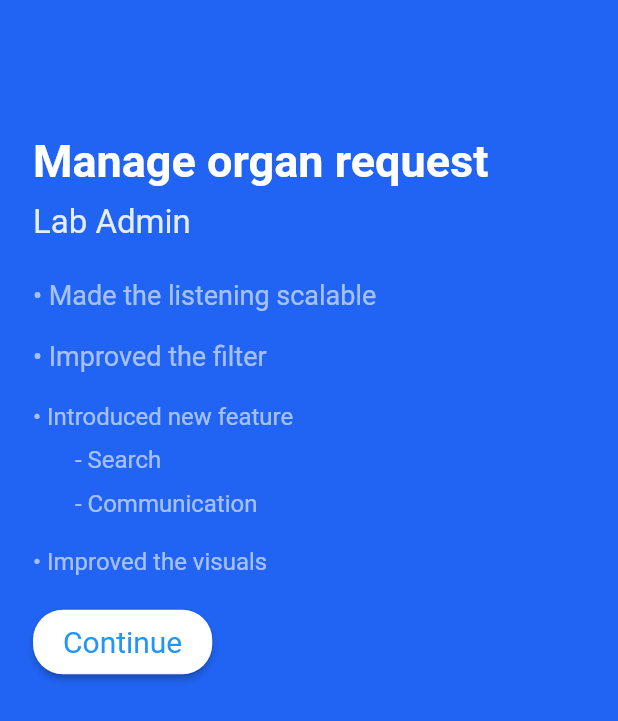
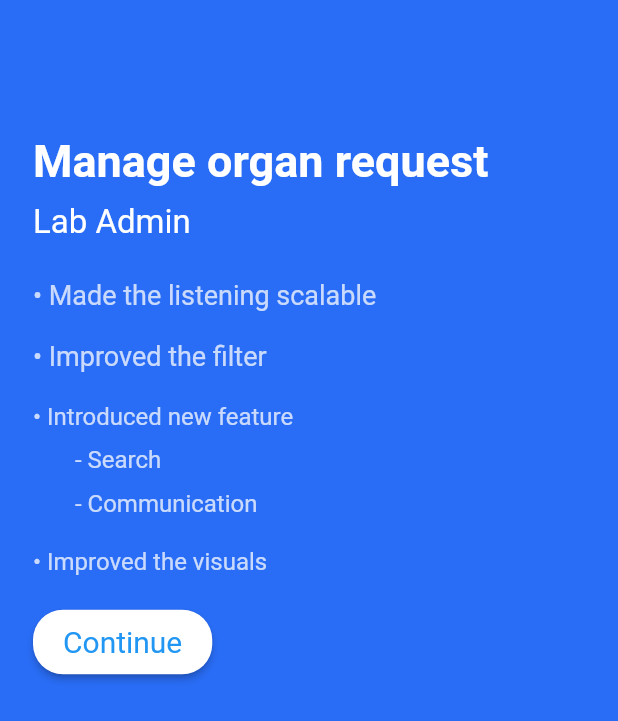
Before and after one commit to karthikeya-2810/M-HEALTH, a Flutter app: the screen it shows after launch, after a tap on "Home", on a phone screen of 412 x 824 dp. Shown: the top 721 px of the screen. Run offline on Flutter 3.47's test engine with Material 2 defaults, Android fonts, the light colour scheme and no system bars.

Commit message:
made some changes

```diff
--- a/lib/main.dart
+++ b/lib/main.dart
@@ -16,9 +16,9 @@ class homepage extends StatelessWidget {
 
   @override
   Widget build(BuildContext context) {
-
+    Color color = Color(0xFFFFFFFF).withOpacity(0.75);
     return Scaffold(
-      backgroundColor: Color.fromARGB(255, 33, 100, 243),
+       backgroundColor: Color(0xFF296DF6),
       body: Column(
         crossAxisAlignment: CrossAxisAlignment.start,
         children: [
@@ -41,7 +41,7 @@ class homepage extends StatelessWidget {
             child: Text(
               'Lab Admin',
               style: TextStyle(
-                  fontSize: 22.0, color: Color.fromARGB(225, 255, 255, 255)),
+                  fontSize: 22.0, color: Colors.white),
             ),
           ),
           SizedBox(height: 25.0),
@@ -49,7 +49,7 @@ class homepage extends StatelessWidget {
             padding: EdgeInsets.only(left: 22.0),
             child: Text(
               '• Made the listening scalable',
-              style: TextStyle(fontSize: 18.0, color: Colors.white60),
+              style: TextStyle(fontSize: 18.0, color:color),
             ),
           ),
           SizedBox(height: 20.0),
@@ -57,7 +57,7 @@ class homepage extends StatelessWidget {
             padding: EdgeInsets.only(left: 22.0),
             child: Text(
               '• Improved the filter',
-              style: TextStyle(fontSize: 18.0, color: Colors.white60),
+              style: TextStyle(fontSize: 18.0, color:color),
             ),
           ),
           SizedBox(height: 20.0),
@@ -65,7 +65,7 @@ class homepage extends StatelessWidget {
             padding: EdgeInsets.only(left: 22.0),
             child: Text(
               '• Introduced new feature',
-              style: TextStyle(fontSize: 16.0, color: Colors.white60),
+              style: TextStyle(fontSize: 16.0, color: color),
             ),
           ),
           SizedBox(height: 10.0),
@@ -73,7 +73,7 @@ class homepage extends StatelessWidget {
             padding: EdgeInsets.only(left: 50.0),
             child: Text(
               '- Search',
-              style: TextStyle(fontSize: 16.0, color: Colors.white60),
+              style: TextStyle(fontSize: 16.0, color:color),
             ),
           ),
           SizedBox(height: 10.0),
@@ -81,7 +81,7 @@ class homepage extends StatelessWidget {
             padding: EdgeInsets.only(left: 50.0),
             child: Text(
               '- Communication',
-              style: TextStyle(fontSize: 16.0, color: Colors.white60),
+              style: TextStyle(fontSize: 16.0, color:color),
             ),
           ),
           SizedBox(height: 20.0),
@@ -89,7 +89,7 @@ class homepage extends StatelessWidget {
             padding: EdgeInsets.only(left: 22.0),
             child: Text(
               '• Improved the visuals',
-              style: TextStyle(fontSize: 16.0, color: Colors.white60),
+              style: TextStyle(fontSize: 16.0, color:color),
             ),
           ),
           SizedBox(height: 20.0),
--- a/lib/screens/opening_screen.dart
+++ b/lib/screens/opening_screen.dart
@@ -1,7 +1,6 @@
 // ignore_for_file: prefer_const_constructors, prefer_const_literals_to_create_immutables
 
 import 'package:flutter/material.dart';
-
 
 import 'package:m_health/main.dart';
 
@@ -40,7 +39,7 @@ class lockscreen extends StatelessWidget {
                   padding: EdgeInsets.all(10),
                   decoration: BoxDecoration(
                       borderRadius: BorderRadius.circular(15),
-                      color: Color.fromARGB(255, 183, 203, 219)),
+                      color: Color(0xFFECF2FE)),
                   child: Column(
                     mainAxisAlignment: MainAxisAlignment.start,
                     crossAxisAlignment: CrossAxisAlignment.start,
@@ -49,16 +48,14 @@ class lockscreen extends StatelessWidget {
                         children: [
                           Text(
                             "Name",
-                            style: TextStyle(
-                                color: Color.fromARGB(255, 92, 90, 90)),
+                            style: TextStyle(color: Color(0xFF888888)),
                           ),
                           SizedBox(
                             width: 180,
                           ),
                           Text(
                             "Mobile",
-                            style: TextStyle(
-                                color: Color.fromARGB(255, 92, 90, 90)),
+                            style: TextStyle(color: Color(0xFF888888)),
                           ),
                         ],
                       ),
@@ -87,24 +84,21 @@ class lockscreen extends StatelessWidget {
                         children: [
                           Text(
                             "Death to Preservation Time",
-                            style: TextStyle(
-                                color: Color.fromARGB(255, 92, 90, 90)),
+                            style: TextStyle(color: Color(0xFF888888)),
                           ),
                           SizedBox(
                             width: 50,
                           ),
                           Text(
                             "Age",
-                            style: TextStyle(
-                                color: Color.fromARGB(255, 92, 90, 90)),
+                            style: TextStyle(color: Color(0xFF888888)),
                           ),
                           SizedBox(
                             width: 65,
                           ),
                           Text(
                             "Gender",
-                            style: TextStyle(
-                                color: Color.fromARGB(255, 92, 90, 90)),
+                            style: TextStyle(color: Color(0xFF888888)),
                           ),
                         ],
                       ),
@@ -161,7 +155,7 @@ class lockscreen extends StatelessWidget {
                 Container(
                   padding: EdgeInsets.all(12),
                   decoration: BoxDecoration(
-                      border: Border.all(color: Colors.grey),
+                      border: Border.all(color: Color(0xFFDDDDDD)),
                       borderRadius: BorderRadius.circular(20)),
                   child: Row(
                     mainAxisAlignment: MainAxisAlignment.start,
@@ -173,9 +167,7 @@ class lockscreen extends StatelessWidget {
                         children: [
                           Text(
                             "Unique Cornea ID",
-                            style: TextStyle(
-                                color:
-                                    const Color.fromARGB(255, 121, 119, 119)),
+                            style: TextStyle(color: Color(0xFF888888)),
                           ),
                           SizedBox(
                             height: 10,
@@ -189,9 +181,7 @@ class lockscreen extends StatelessWidget {
                           ),
                           Text(
                             "Number of Days Preserved",
-                            style: TextStyle(
-                                color:
-                                    const Color.fromARGB(255, 121, 119, 119)),
+                            style: TextStyle(color: Color(0xFF888888)),
                           ),
                           SizedBox(
                             height: 10,
@@ -211,9 +201,7 @@ class lockscreen extends StatelessWidget {
                         children: [
                           Text(
                             "Cornea's Current Temperature",
-                            style: TextStyle(
-                                color:
-                                    const Color.fromARGB(255, 121, 119, 119)),
+                            style: TextStyle(color: Color(0xFF888888)),
                           ),
                           SizedBox(
                             height: 10,
@@ -227,9 +215,7 @@ class lockscreen extends StatelessWidget {
                           ),
                           Text(
                             "Preservation Technique",
-                            style: TextStyle(
-                                color:
-                                    const Color.fromARGB(255, 121, 119, 119)),
+                            style: TextStyle(color: Color(0xFF888888)),
                           ),
                           SizedBox(
                             height: 10,
@@ -243,12 +229,22 @@ class lockscreen extends StatelessWidget {
                     ],
                   ),
                 ),
-                SizedBox(height: 120,),
-                Row(children: [
-                  Icon(Icons.arrow_left_outlined,color: Colors.blue,),
-                  SizedBox(width: 10,),
-                  Text("prev"),
-                  SizedBox(width: 120,),
+                SizedBox(
+                  height: 120,
+                ),
+                Row(
+                  children: [
+                    Icon(
+                      Icons.arrow_back,
+                      color: Color(0xFF296DF6),
+                    ),
+                    SizedBox(
+                      width: 10,
+                    ),
+                    Text("prev",style: TextStyle(color: Color(0xFF296DF6)),),
+                    SizedBox(
+                      width: 120,
+                    ),
                     TextButton(
                       onPressed: () {
                         Navigator.push(
@@ -256,10 +252,9 @@ class lockscreen extends StatelessWidget {
                           MaterialPageRoute(builder: (context) => homepage()),
                         );
                       },
-
                       style: TextButton.styleFrom(
                         fixedSize: Size(180, 40),
-    backgroundColor: Colors.blue,
+                        backgroundColor: Color(0xFF296DF6),
                         shape: RoundedRectangleBorder(
                           borderRadius: BorderRadius.circular(20.0),
                         ),
@@ -271,8 +266,8 @@ class lockscreen extends StatelessWidget {
                         ),
                       ),
                     ),
-
-                ],)
+                  ],
+                )
               ],
             ),
           )),
@@ -299,11 +294,11 @@ class FlowGraph extends StatelessWidget {
 class FlowGraphPainter extends CustomPainter {
   final BuildContext context;
   final circleRadius = 20.0;
-  final circleColor = const Color.fromARGB(255, 114, 223, 117);
+  final circleColor = const Color(0xFFB2E8D4);
   final circleTextColor = Colors.black;
   final circleTextSize = 20.0;
   final lineThickness = 5.0;
-  final lineColor = const Color.fromARGB(255, 114, 223, 117);
+  final lineColor = const Color(0xFFB2E8D4);
 
   FlowGraphPainter(this.context);
 
```
Also changed, not shown: lib/screens/dialogs_screen.dart (+4 -4 lines), lib/screens/filter_screen.dart (+15 -15 lines), lib/screens/home.dart (+9 -6 lines), lib/screens/homebottom.dart (+10 -9 lines), lib/screens/receipient_screen.dart (+9 -9 lines). Lines whose indentation alone changed are shown as unchanged.
